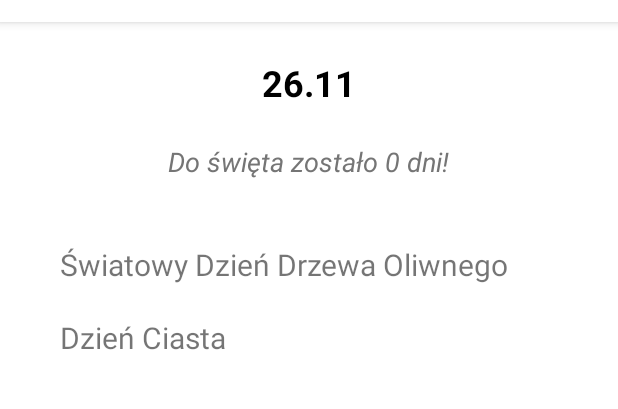
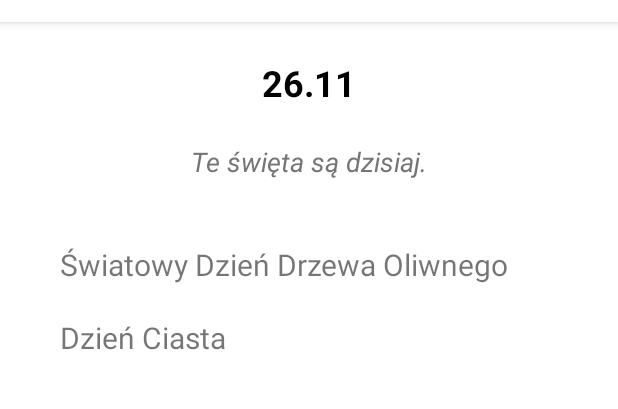
Before and after one commit to wenek/Kalendarz, an Android app: the screen it shows after launch once a user with an empty profile is signed in (CalendarActivity), on a phone screen of 412 x 824 dp, the part 62-471 px from its top. Run offline under Robolectric (Android 15) with nearby library versions, the phone set to English and light mode, and no system bars; our stand-ins replace Firebase (no records; nobody signed in at launch, a user with empty details on screens opened directly); 2 statements that could not run were skipped.

Commit message:
dodatkowe zmiany

```diff
--- a/app/src/main/java/com/example/kalendarzsemi/CalendarActivity.kt
+++ b/app/src/main/java/com/example/kalendarzsemi/CalendarActivity.kt
@@ -209,11 +209,14 @@ class CalendarActivity : AppCompatActivity() {
             val daysDifference = ((holidayCalendar.timeInMillis - today.timeInMillis) / (1000 * 60 * 60 * 24)).toInt()
 
             // Wyświetlanie wyniku
-            if (daysDifference >= 0) {
+            if (daysDifference > 0) {
                 binding.tvDaysUntilHoliday.text = getString(R.string.days_until_holiday, daysDifference)
+            } else if (daysDifference == 0) {
+                binding.tvDaysUntilHoliday.text = getString(R.string.holiday_today)
             } else {
                 binding.tvDaysUntilHoliday.text = getString(R.string.holiday_passed)
             }
+
         } catch (e: Exception) {
             binding.tvDaysUntilHoliday.text = getString(R.string.error_calculating_days)
         }
--- a/app/src/main/java/com/example/kalendarzsemi/SplashActivity.kt
+++ b/app/src/main/java/com/example/kalendarzsemi/SplashActivity.kt
@@ -8,35 +8,32 @@ import android.view.animation.Animation
 import android.view.animation.AnimationUtils
 import androidx.appcompat.app.AppCompatActivity
 import com.google.firebase.auth.FirebaseAuth
-import com.example.kalendarzsemi.databinding.ActivitySplashBinding // Dodaj viewBinding
+import com.example.kalendarzsemi.databinding.ActivitySplashBinding
 
 class SplashActivity : AppCompatActivity() {
 
     private lateinit var auth: FirebaseAuth
-    private lateinit var binding: ActivitySplashBinding // ViewBinding
+    private lateinit var binding: ActivitySplashBinding
 
     override fun onCreate(savedInstanceState: Bundle?) {
         super.onCreate(savedInstanceState)
         binding = ActivitySplashBinding.inflate(layoutInflater)
         setContentView(binding.root)
 
-        // Inicjalizacja FirebaseAuth
         auth = FirebaseAuth.getInstance()
 
-        // Załaduj animację
         val slideInAnim: Animation = AnimationUtils.loadAnimation(this, R.anim.slide_in_from_left)
-        binding.appNameTextView.startAnimation(slideInAnim) // Uruchom animację na TextView
+        binding.appNameTextView.startAnimation(slideInAnim)
 
-        // Sprawdzamy, czy użytkownik jest zalogowany
         Handler(Looper.getMainLooper()).postDelayed({
             val currentUser = auth.currentUser
             val intent = if (currentUser != null) {
-                Intent(this, CalendarActivity::class.java) // Użytkownik zalogowany
+                Intent(this, CalendarActivity::class.java)
             } else {
-                Intent(this, MainActivity::class.java) // Użytkownik niezalogowany
+                Intent(this, MainActivity::class.java)
             }
             startActivity(intent)
-            finish() // Zamknięcie splash screen, aby użytkownik nie mógł wrócić
-        }, 3000) // 3 sekundy na animację
+            finish()
+        }, 3000)
     }
 }
--- a/app/src/main/res/layout/header.xml
+++ /dev/null
@@ -1,6 +0,0 @@
-<?xml version="1.0" encoding="utf-8"?>
-<androidx.constraintlayout.widget.ConstraintLayout xmlns:android="http://schemas.android.com/apk/res/android"
-    android:layout_width="match_parent"
-    android:layout_height="match_parent">
-
-</androidx.constraintlayout.widget.ConstraintLayout>
--- a/app/src/main/res/values/strings.xml
+++ b/app/src/main/res/values/strings.xml
@@ -60,7 +60,8 @@
     <string name="edit_bio">Edytuj opis</string>
     <string name="save_bio">Zapisz opis</string>
     <string name="days_until_placeholder">Dni do święta</string>
-    <string name="days_until_holiday">Do święta zostało %1$d dni!</string>
+    <string name="holiday_today">Te święta są dzisiaj.</string>
+    <string name="days_until_holiday">Za %1$d dni!</string>
     <string name="holiday_passed">Święto już minęło.</string>
     <string name="no_upcoming_holidays">Brak nadchodzących świąt dla wybranej daty.</string>
     <string name="error_calculating_days">Błąd podczas obliczania dni do święta.</string>
@@ -79,6 +80,7 @@
     <string name="profile_creation_date">Konto stworzone: %s</string>
     <string name="link1_text">Jeśli szukasz więcej informacji odwiedź stronę kalbi.pl</string>
     <string name="link2_text">Podoba ci się aplikacja? Wesprzyj szczytny cel</string>
+    <string name="no_notification_time_set">Nie ustawiono czasu powiadomienia</string>
 
 
 </resources>
```
Also changed, not shown: app/src/main/java/com/example/kalendarzsemi/LoginActivity.kt (+4 -12 lines), app/src/main/java/com/example/kalendarzsemi/MainActivity.kt (+1 -6 lines), app/src/main/java/com/example/kalendarzsemi/ProfileActivity.kt (+55 -0 lines), app/src/main/java/com/example/kalendarzsemi/RegisterActivity.kt (+18 -0 lines), app/src/main/java/com/example/kalendarzsemi/SettingsActivity.kt (+11 -12 lines), app/src/main/res/layout/activity_profile.xml (+4 -3 lines).
